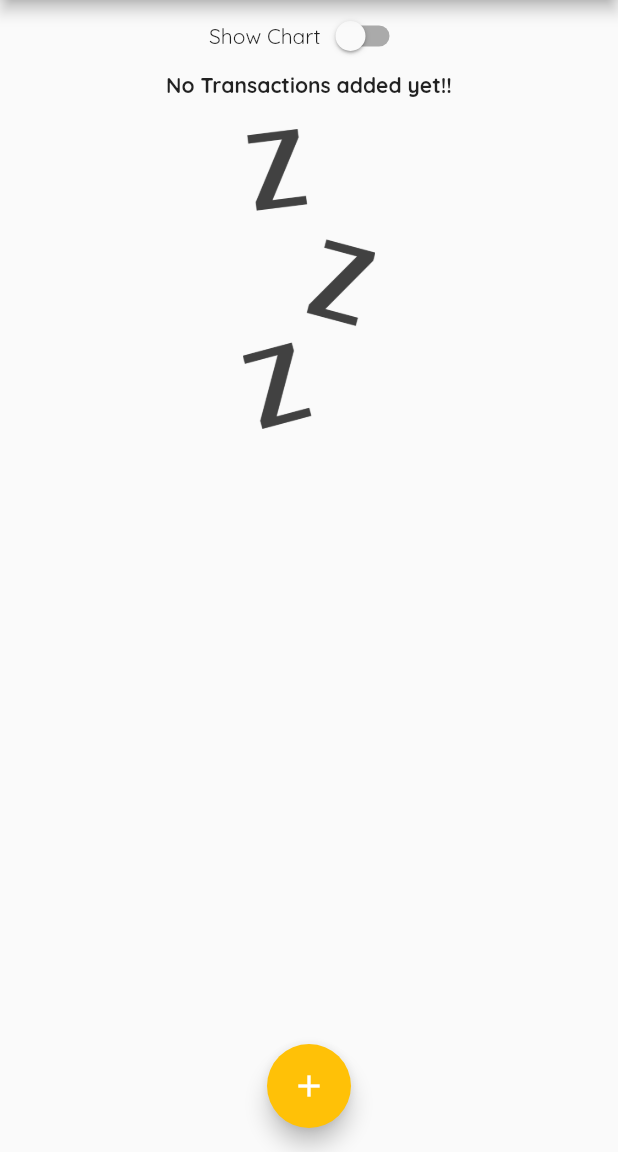
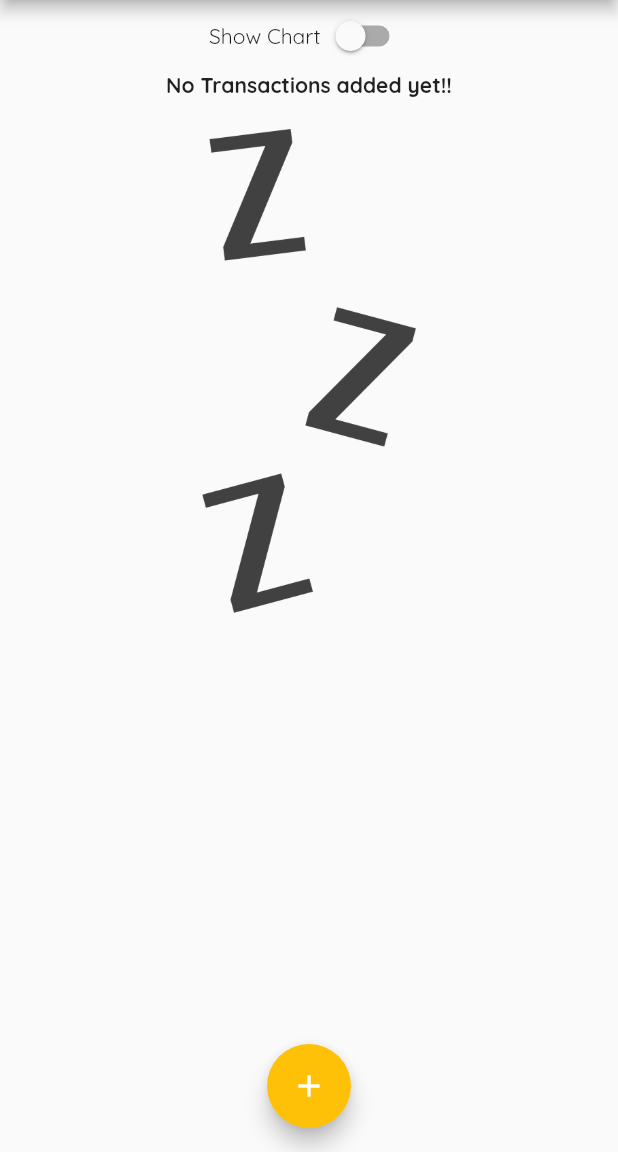
Before and after one commit to NishantWankhade/Flutter_Udemy_expense_planner, a Flutter app: the screen it shows after launch, on a phone screen of 412 x 824 dp, the part 84-1236 px from its top. Run offline on Flutter 3.47's test engine with Material 2 defaults, Android fonts, the phone set to English and light mode, and no system bars.

Commit message:
LayoutBuilder solves the problem of resizing the image which was going out of bound in landscape mode.
-> Using
    -> LayoutBuilder((context,constraints){
        setting height of container proportional
        to the constraints.maxHeight * {ratio}
    })

```diff
--- a/lib/main.dart
+++ b/lib/main.dart
@@ -8,11 +8,6 @@ import 'models/transaction.dart';
 import 'widgets/transaction_list.dart';
 
 void main() {
-  // WidgetsFlutterBinding();
-  // SystemChrome.setPreferredOrientations([
-  //   DeviceOrientation.portraitDown,
-  //   DeviceOrientation.portraitUp,
-  // ]);
   runApp(MyApp());
 }
 
--- a/lib/widgets/transaction_list.dart
+++ b/lib/widgets/transaction_list.dart
@@ -1,4 +1,5 @@
 import 'package:flutter/material.dart';
+import 'package:flutter/rendering.dart';
 import '../models/transaction.dart';
 import 'package:intl/intl.dart';
 
@@ -10,7 +11,8 @@ class TransactionList extends StatelessWidget {
   @override
   Widget build(BuildContext context) {
     return transactions.isEmpty
-        ? Column(
+        ? LayoutBuilder(builder: (context, constraints) {
+            return Column(
               children: [
                 const Text(
                   "No Transactions added yet!!",
@@ -23,14 +25,15 @@ class TransactionList extends StatelessWidget {
                   height: 20,
                 ),
                 Container(
-                height: 200,
+                  height: constraints.maxHeight * 0.6,
                   child: Image.asset(
                     'assets/images/waiting.png',
                     fit: BoxFit.cover,
                   ),
                 ),
               ],
-          )
+            );
+          })
         : ListView.builder(
             itemBuilder: (ctx, index) {
               return Card(
```
Lines whose indentation alone changed are shown as unchanged.
